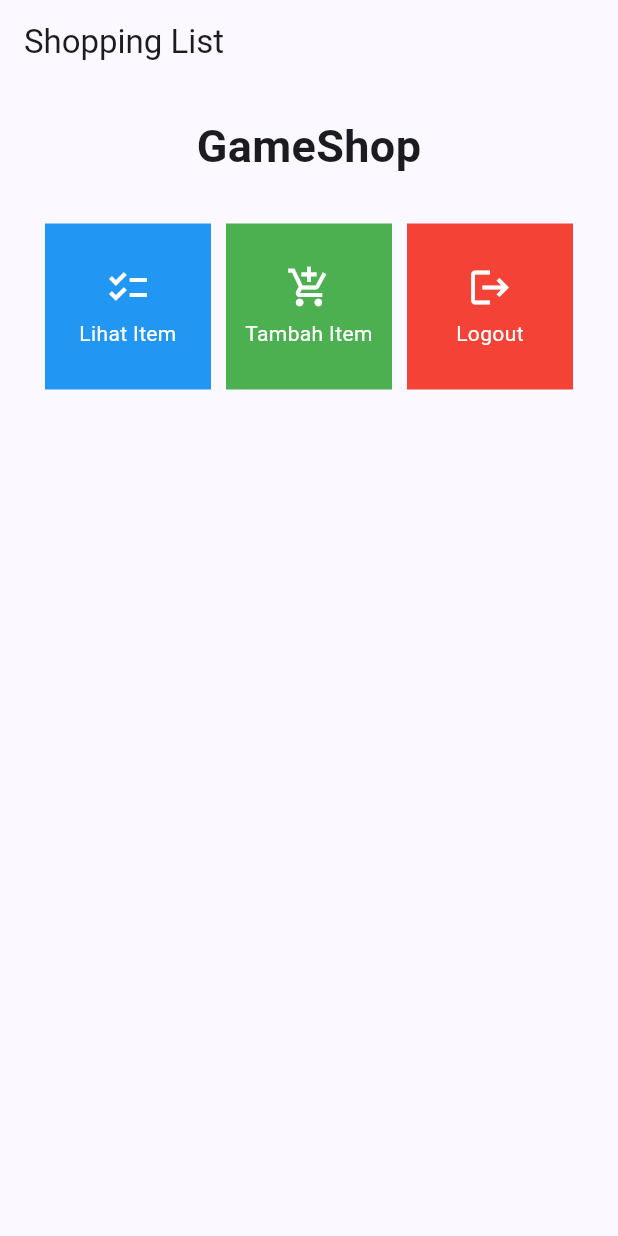
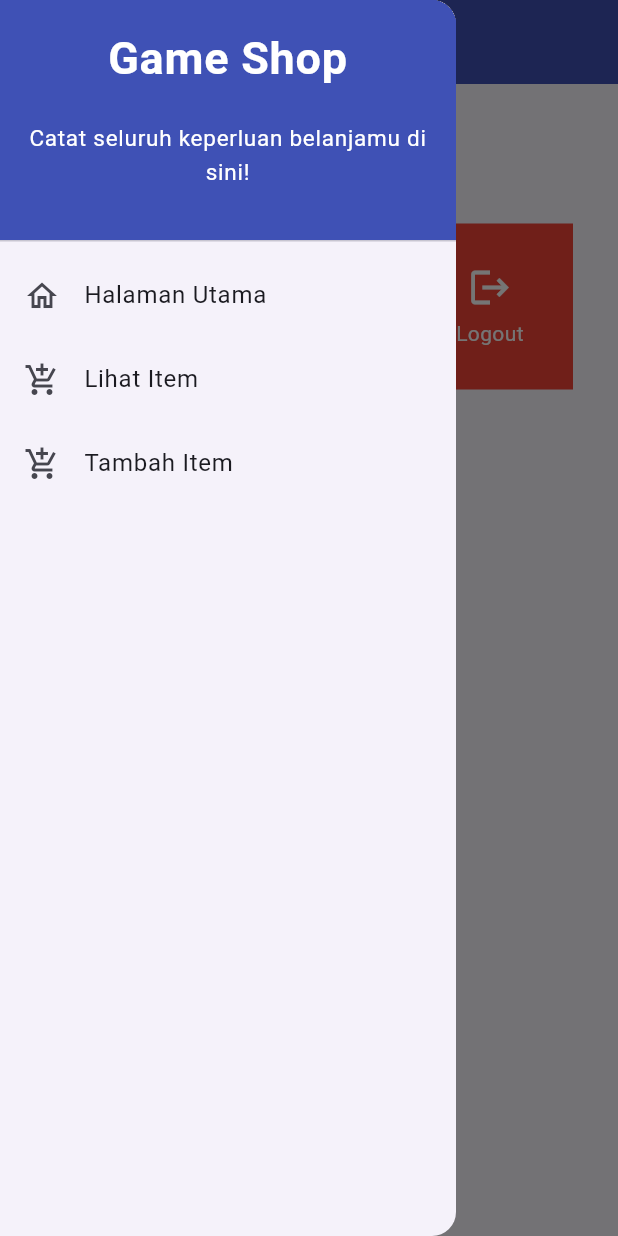
Before and after one commit to Haramchu/Gameshop-mobile, a Flutter app: the screen it shows after launch, with the side drawer open (before the commit the screen has no drawer), on a phone screen of 412 x 824 dp. Run offline on Flutter 3.47's test engine with Material 2 defaults, Android fonts, the phone set to English and light mode, and no system bars.

Commit message:
tutorial 7

```diff
--- /dev/null
+++ b/lib/item_page.dart
@@ -0,0 +1,52 @@
+import 'package:flutter/material.dart';
+import 'package:gameshop/widgets/left_drawer.dart';
+
+class ItemPage extends StatelessWidget {
+  final List<Item>
+      items; // Assuming Item is a class to represent each entered item
+
+  const ItemPage({required this.items});
+
+  @override
+  Widget build(BuildContext context) {
+    return Scaffold(
+      appBar: AppBar(
+        title: const Center(
+          child: Text(
+            'List Item',
+          ),
+        ),
+        backgroundColor: Colors.indigo,
+        foregroundColor: Colors.white,
+      ),
+      drawer: const LeftDrawer(),
+      body: ListView.builder(
+        itemCount: items.length,
+        itemBuilder: (context, index) {
+          return ListTile(
+            title: Text(items[index].name),
+            subtitle: Text('Price: ${items[index].price}'),
+            onTap: () {
+              // You can add any additional functionality here when an item is tapped
+              // For example, navigate to a detailed view of the item
+              // Navigator.push(
+              //   context,
+              //   MaterialPageRoute(
+              //     builder: (context) => ItemDetailPage(item: items[index]),
+              //   ),
+              // );
+            },
+          );
+        },
+      ),
+    );
+  }
+}
+
+class Item {
+  final String name;
+  final int price;
+  final String description;
+
+  Item({required this.name, required this.price, required this.description});
+}
--- a/lib/main.dart
+++ b/lib/main.dart
@@ -1,5 +1,5 @@
 import 'package:flutter/material.dart';
-import 'package:gameshop/menu.dart';
+import 'package:gameshop/screens/menu.dart';
 
 void main() {
   runApp(const MyApp());
--- a/lib/menu.dart
+++ b/lib/screens/menu.dart
@@ -1,7 +1,19 @@
 import 'package:flutter/material.dart';
+import 'package:gameshop/screens/gameshop_form.dart';
+import 'package:gameshop/widgets/left_drawer.dart';
+import 'package:gameshop/widgets/gameshop_card.dart';
 
 class MyHomePage extends StatelessWidget {
   MyHomePage({Key? key}) : super(key: key);
+
+  // This widget is the home page of your application. It is stateful, meaning
+  // that it has a State object (defined below) that contains fields that affect
+  // how it looks.
+
+  // This class is the configuration for the state. It holds the values (in this
+  // case the title) provided by the parent (in this case the App widget) and
+  // used by the build method of the State. Fields in a Widget subclass are
+  // always marked "final".;
 
   final List<ShopItem> items = [
     ShopItem("Lihat Item", Icons.checklist, Colors.blue),
@@ -13,18 +25,24 @@ class MyHomePage extends StatelessWidget {
     return Scaffold(
       appBar: AppBar(
         title: const Text(
-          'Shopping List',
+          'Game Shop',
         ),
+        backgroundColor: Colors.indigo,
+        foregroundColor: Colors.white,
       ),
+      drawer: const LeftDrawer(),
       body: SingleChildScrollView(
+        // Widget wrapper yang dapat discroll
         child: Padding(
-          padding: const EdgeInsets.all(10.0),
+          padding: const EdgeInsets.all(10.0), // Set padding dari halaman
           child: Column(
+            // Widget untuk menampilkan children secara vertikal
             children: <Widget>[
               const Padding(
                 padding: EdgeInsets.only(top: 10.0, bottom: 10.0),
+                // Widget Text untuk menampilkan tulisan dengan alignment center dan style yang sesuai
                 child: Text(
-                  'GameShop',
+                  'Game Shop', // Text yang menandakan toko
                   textAlign: TextAlign.center,
                   style: TextStyle(
                     fontSize: 30,
@@ -32,7 +50,9 @@ class MyHomePage extends StatelessWidget {
                   ),
                 ),
               ),
+              // Grid layout
               GridView.count(
+                // Container pada card kita.
                 primary: true,
                 padding: const EdgeInsets.all(20),
                 crossAxisSpacing: 10,
@@ -40,6 +60,7 @@ class MyHomePage extends StatelessWidget {
                 crossAxisCount: 3,
                 shrinkWrap: true,
                 children: items.map((ShopItem item) {
+                  // Iterasi untuk setiap item
                   return ShopCard(item);
                 }).toList(),
               ),
@@ -50,53 +71,3 @@ class MyHomePage extends StatelessWidget {
     );
   }
 }
-
-class ShopItem {
-  final String name;
-  final IconData icon;
-  final Color color;
-
-  ShopItem(this.name, this.icon, this.color);
-}
-
-class ShopCard extends StatelessWidget {
-  final ShopItem item;
-
-  const ShopCard(this.item, {Key? key}) : super(key: key);
-
-  @override
-  Widget build(BuildContext context) {
-    return Material(
-      color: item.color,
-      child: InkWell(
-        onTap: () {
-          ScaffoldMessenger.of(context)
-            ..hideCurrentSnackBar()
-            ..showSnackBar(SnackBar(
-                content: Text("Kamu telah menekan tombol ${item.name}!")));
-        },
-        child: Container(
-          padding: const EdgeInsets.all(8),
-          child: Center(
-            child: Column(
-              mainAxisAlignment: MainAxisAlignment.center,
-              children: [
-                Icon(
-                  item.icon,
-                  color: Colors.white,
-                  size: 30.0,
-                ),
-                const Padding(padding: EdgeInsets.all(3)),
-                Text(
-                  item.name,
-                  textAlign: TextAlign.center,
-                  style: const TextStyle(color: Colors.white),
-                ),
-              ],
-            ),
-          ),
-        ),
-      ),
-    );
-  }
-}
--- /dev/null
+++ b/lib/widgets/gameshop_card.dart
@@ -0,0 +1,59 @@
+import 'package:flutter/material.dart';
+import 'package:gameshop/screens/gameshop_form.dart';
+
+class ShopItem {
+  final String name;
+  final IconData icon;
+  final Color color;
+
+  ShopItem(this.name, this.icon, this.color);
+}
+
+class ShopCard extends StatelessWidget {
+  final ShopItem item;
+
+  const ShopCard(this.item, {super.key}); // Constructor
+
+  @override
+  Widget build(BuildContext context) {
+    return Material(
+      color: item.color,
+      child: InkWell(
+        // Area responsive terhadap sentuhan
+        onTap: () {
+          // Memunculkan SnackBar ketika diklik
+          ScaffoldMessenger.of(context)
+            ..hideCurrentSnackBar()
+            ..showSnackBar(SnackBar(
+                content: Text("Kamu telah menekan tombol ${item.name}!")));
+          if (item.name == "Tambah Item") {
+            Navigator.push(context,
+                MaterialPageRoute(builder: (context) => const ShopFormPage()));
+          }
+        },
+        child: Container(
+          // Container untuk menyimpan Icon dan Text
+          padding: const EdgeInsets.all(8),
+          child: Center(
+            child: Column(
+              mainAxisAlignment: MainAxisAlignment.center,
+              children: [
+                Icon(
+                  item.icon,
+                  color: Colors.white,
+                  size: 30.0,
+                ),
+                const Padding(padding: EdgeInsets.all(3)),
+                Text(
+                  item.name,
+                  textAlign: TextAlign.center,
+                  style: const TextStyle(color: Colors.white),
+                ),
+              ],
+            ),
+          ),
+        ),
+      ),
+    );
+  }
+}
--- /dev/null
+++ b/lib/widgets/left_drawer.dart
@@ -0,0 +1,84 @@
+import 'package:flutter/material.dart';
+import 'package:gameshop/screens/menu.dart';
+import 'package:gameshop/screens/gameshop_form.dart';
+import 'package:gameshop/item_page.dart';
+
+class LeftDrawer extends StatelessWidget {
+  const LeftDrawer({super.key});
+
+  @override
+  Widget build(BuildContext context) {
+    return Drawer(
+      child: ListView(
+        children: [
+          const DrawerHeader(
+            decoration: BoxDecoration(
+              color: Colors.indigo,
+            ),
+            child: Column(
+              children: [
+                Text(
+                  'Game Shop',
+                  textAlign: TextAlign.center,
+                  style: TextStyle(
+                    fontSize: 30,
+                    fontWeight: FontWeight.bold,
+                    color: Colors.white,
+                  ),
+                ),
+                Padding(padding: EdgeInsets.all(10)),
+                Text(
+                  "Catat seluruh keperluan belanjamu di sini!",
+                  style: TextStyle(
+                    fontSize: 15,
+                    color: Colors.white,
+                    fontWeight: FontWeight.normal,
+                  ),
+                  textAlign: TextAlign.center,
+                ),
+              ],
+            ),
+          ),
+          ListTile(
+            leading: const Icon(Icons.home_outlined),
+            title: const Text('Halaman Utama'),
+            // Bagian redirection ke MyHomePage
+            onTap: () {
+              Navigator.pushReplacement(
+                  context,
+                  MaterialPageRoute(
+                    builder: (context) => MyHomePage(),
+                  ));
+            },
+          ),
+          ListTile(
+            leading: const Icon(Icons.add_shopping_cart),
+            title: const Text('Lihat Item'),
+            // Bagian redirection ke ShopFormPage
+            onTap: () {
+              Navigator.pushReplacement(
+                  context,
+                  MaterialPageRoute(
+                    builder: (context) => const ItemListPage(
+                      items: [],
+                    ),
+                  ));
+            },
+          ),
+          ListTile(
+            leading: const Icon(Icons.add_shopping_cart),
+            title: const Text('Tambah Item'),
+            // Bagian redirection ke ShopFormPage
+            onTap: () {
+              Navigator.pushReplacement(
+                  context,
+                  MaterialPageRoute(
+                    builder: (context) => const ShopFormPage(),
+                  ));
+            },
+          ),
+        ],
+      ),
+    );
+  }
+}
```
Also changed, not shown: lib/screens/gameshop_form.dart (added, +246 -0 lines), 1 other file.
